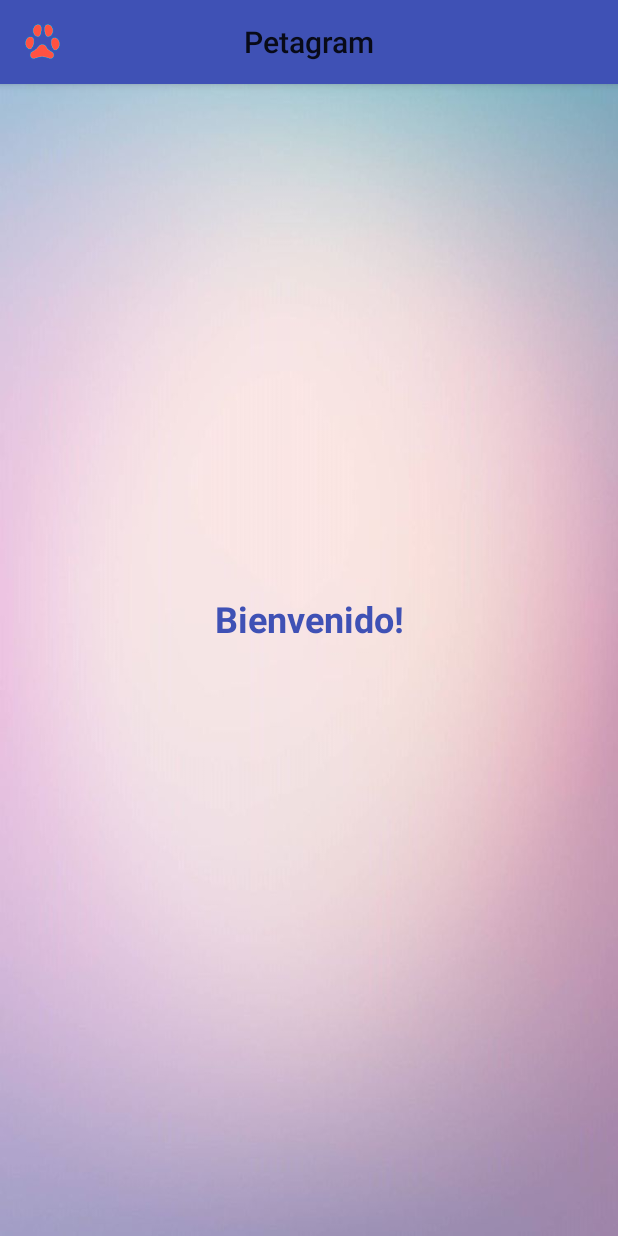
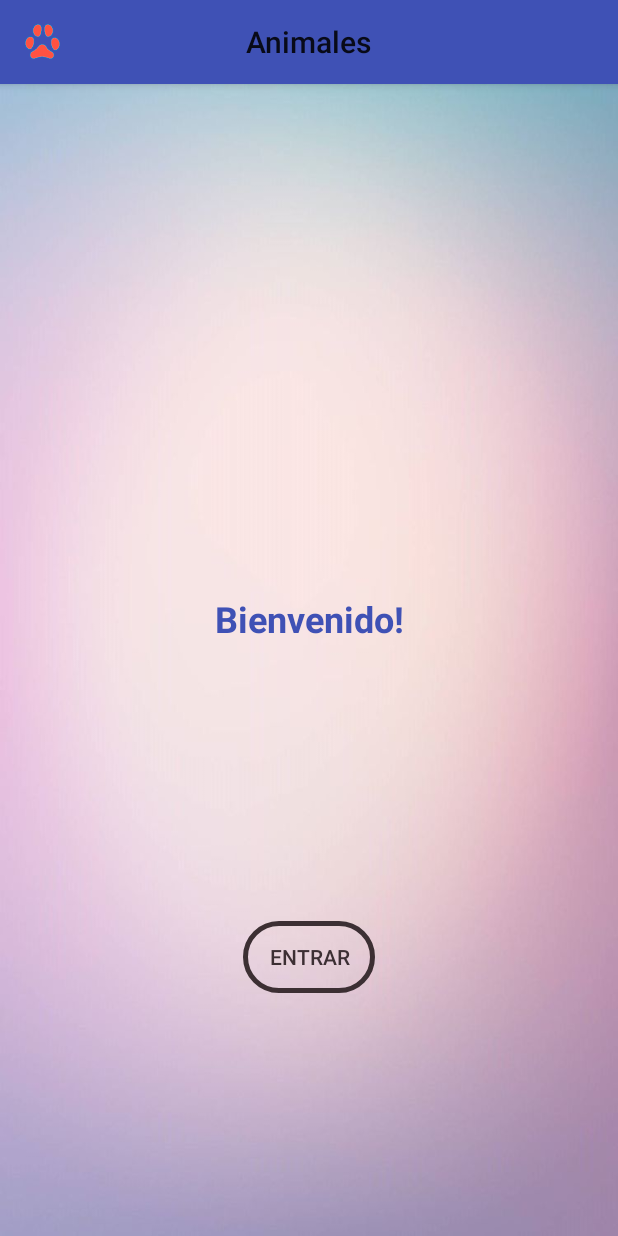
Before and after one commit to Pusterla/AndroidMaterialDesign, an Android app: the screen it shows after launch (MainActivity), on a phone screen of 412 x 824 dp. Run offline under Robolectric (Android 15) with nearby library versions, the phone set to English and light mode, and no system bars.

Commit message:
va agarrando forma

```diff
--- a/app/src/main/res/layout/activity_main.xml
+++ b/app/src/main/res/layout/activity_main.xml
@@ -26,12 +26,14 @@
         android:id="@+id/button"
         android:layout_width="wrap_content"
         android:layout_height="wrap_content"
+        android:layout_marginTop="162dp"
+        android:layout_marginBottom="139dp"
         android:background="@drawable/btn_transparente"
         android:text="@string/loginBtn"
         android:textColor="@drawable/btn_texto"
+        app:layout_constraintBottom_toBottomOf="parent"
         app:layout_constraintEnd_toEndOf="parent"
         app:layout_constraintStart_toStartOf="parent"
-        tools:ignore="MissingConstraints"
-        tools:layout_editor_absoluteY="544dp" />
+        app:layout_constraintTop_toBottomOf="@+id/textView" />
 
 </androidx.constraintlayout.widget.ConstraintLayout>
--- a/app/src/main/res/values/colors.xml
+++ b/app/src/main/res/values/colors.xml
@@ -1,7 +1,7 @@
 <?xml version="1.0" encoding="utf-8"?>
 <resources>
     <color name="colorPrimary">#3F51B5</color>
-    <color name="colorPrimaryDark">#9C27B0</color>
+    <color name="colorPrimaryDark">#223263</color>
     <color name="colorAccent">#DA0C05</color>
     <color name="primary_text">#3c2f33</color>
     <color name="textoTitulo">#3c2f33</color>
--- a/app/src/main/res/values/strings.xml
+++ b/app/src/main/res/values/strings.xml
@@ -6,7 +6,7 @@
     <string name="loginBtn">Entrar</string>
     <string name="cardViewNombre">Catty</string>
     <string name="cardViewLikes">5</string>
-    <string name="tituloAppBar">Petagram</string>
+    <string name="tituloAppBar">Animales</string>
     <string name="descriptionIconoToolbar">Imagen Huella</string>
     <string name="tituloActionViewToolbar">Estrella</string>
     <string name="itemMenuContacto">Contacto</string>
```
Also changed, not shown: app/src/main/AndroidManifest.xml (+17 -1 lines), app/src/main/java/uy/com/cdbp/MainActivity.java (+10 -10 lines).
